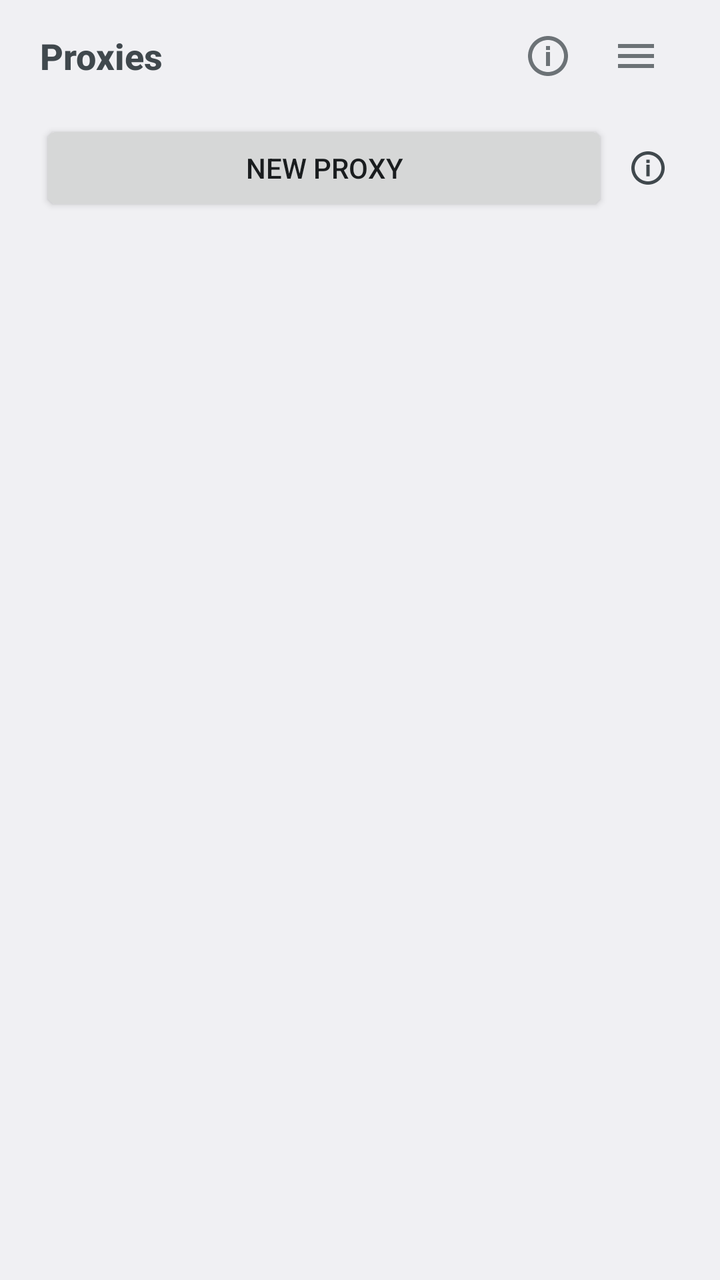
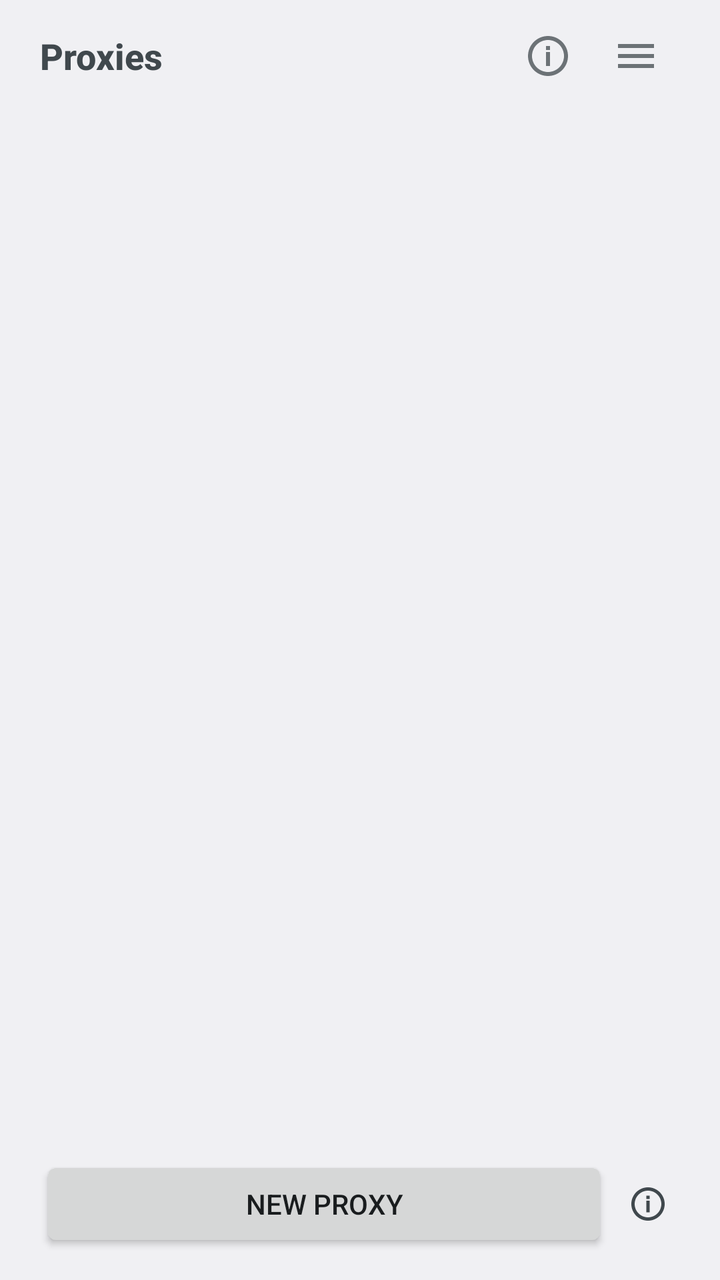

The first picture is an Android layout as it rendered before a commit; the second is the same layout after the commit. The layout source and the unified diff follow.
<!-- AndroidManifest.xml: activity theme AppTheme -->
<!-- res/layout/activity_main.xml -->
<?xml version="1.0" encoding="utf-8"?>
<LinearLayout xmlns:android="http://schemas.android.com/apk/res/android"
    android:layout_width="match_parent"
    android:layout_height="match_parent"
    android:orientation="vertical"
    android:paddingStart="20dp"
    android:paddingTop="6dp"
    android:paddingEnd="20dp"
    android:paddingBottom="10dp">

    <LinearLayout
        android:layout_width="match_parent"
        android:layout_height="wrap_content"
        android:gravity="center_vertical"
        android:orientation="horizontal">

        <ImageButton
            android:id="@+id/back"
            style="@style/HeaderMark"
            android:layout_marginEnd="4dp"
            android:contentDescription="@string/action_back"
            android:src="@drawable/ic_back"
            android:visibility="gone" />

        <TextView
            android:id="@+id/header_title"
            android:layout_width="0dp"
            android:layout_height="wrap_content"
            android:layout_weight="1"
            android:ellipsize="end"
            android:maxLines="1"
            android:text="@string/home_title"
            android:textAppearance="?android:attr/textAppearanceMedium"
            android:textStyle="bold" />

        <ImageButton
            android:id="@+id/warning"
            style="@style/HeaderMark"
            android:contentDescription="@string/warning_description"
            android:src="@drawable/ic_warning"
            android:tint="@color/warning"
            android:visibility="gone" />

        <ImageButton
            android:id="@+id/info"
            style="@style/HeaderMark"
            android:src="@drawable/ic_info" />

        <ImageButton
            android:id="@+id/menu"
            style="@style/HeaderMark"
            android:contentDescription="@string/action_menu"
            android:src="@drawable/ic_menu" />
    </LinearLayout>

    <FrameLayout
        android:layout_width="match_parent"
        android:layout_height="0dp"
        android:layout_weight="1">

        
        <ScrollView
            android:id="@+id/screen_home"
            android:layout_width="match_parent"
            android:layout_height="match_parent"
            android:fillViewport="true">

            <LinearLayout
                android:layout_width="match_parent"
                android:layout_height="wrap_content"
                android:orientation="vertical"
                android:paddingTop="6dp">

                <TextView
                    android:id="@+id/home_empty"
                    android:layout_width="match_parent"
                    android:layout_height="wrap_content"
                    android:paddingBottom="12dp"
                    android:alpha="0.75"
                    android:text="@string/home_empty"
                    android:textAppearance="?android:attr/textAppearanceSmall"
                    android:visibility="gone" />

                <LinearLayout
                    android:id="@+id/profile_list"
                    android:layout_width="match_parent"
                    android:layout_height="wrap_content"
                    android:orientation="vertical" />

                <LinearLayout
                    style="@style/FieldLabelRow"
                    android:layout_height="wrap_content"
                    android:paddingTop="4dp">

                    <Button
                        android:id="@+id/new_profile"
                        style="?android:attr/buttonStyleSmall"
                        android:layout_width="0dp"
                        android:layout_height="wrap_content"
                        android:layout_weight="1"
                        android:text="@string/action_new" />

                    <ImageButton
                        android:id="@+id/info_new"
                        style="@style/InfoMark" />
                </LinearLayout>
            </LinearLayout>
        </ScrollView>

        
        <LinearLayout
            android:id="@+id/screen_profile"
            android:layout_width="match_parent"
            android:layout_height="match_parent"
            android:orientation="vertical"
            android:visibility="gone">

            <RadioGroup
                android:id="@+id/tabs"
                android:layout_width="match_parent"
                android:layout_height="wrap_content"
                android:orientation="horizontal"
                android:paddingTop="4dp"
                android:paddingBottom="6dp">

                <RadioButton
                    android:id="@+id/tab_listener"
                    style="@style/Segment"
                    android:text="@string/tab_listener" />

                <RadioButton
                    android:id="@+id/tab_service"
                    style="@style/Segment"
                    android:text="@string/tab_service" />

                <RadioButton
                    android:id="@+id/tab_log"
                    style="@style/Segment"
                    android:text="@string/tab_log" />
            </RadioGroup>

            <FrameLayout
                android:layout_width="match_parent"
                android:layout_height="0dp"
                android:layout_weight="1">

                
                <ScrollView
                    android:id="@+id/page_listener"
                    android:layout_width="match_parent"
                    android:layout_height="match_parent"
                    android:fillViewport="true">

                    <LinearLayout
                        android:layout_width="match_parent"
                        android:layout_height="wrap_content"
                        android:orientation="vertical">

                        <LinearLayout style="@style/FieldLabelRow">
                            <TextView
                                style="@style/FieldLabel"
                                android:labelFor="@+id/port"
                                android:text="@string/label_port" />
                            <ImageButton
                                android:id="@+id/info_port"
                                style="@style/InfoMark" />
                        </LinearLayout>

                        <EditText
                            android:id="@+id/port"
                            android:layout_width="match_parent"
                            android:layout_height="wrap_content"
                            android:autofillHints=""
                            android:inputType="number" />

                        <LinearLayout style="@style/FieldLabelRow">
                            <TextView
                                style="@style/FieldLabel"
                                android:labelFor="@+id/user"
                                android:text="@string/label_user" />
                            <ImageButton
                                android:id="@+id/info_user"
                                style="@style/InfoMark" />
                        </LinearLayout>

                        <EditText
                            android:id="@+id/user"
                            android:layout_width="match_parent"
                            android:layout_height="wrap_content"
                            android:autofillHints="username"
                            android:inputType="text" />

                        <LinearLayout style="@style/FieldLabelRow">
                            <TextView
                                style="@style/FieldLabel"
                                android:labelFor="@+id/password"
                                android:text="@string/label_password" />
                            <ImageButton
                                android:id="@+id/info_password"
                                style="@style/InfoMark" />
                        </LinearLayout>

                        <EditText
                            android:id="@+id/password"
                            android:layout_width="match_parent"
                            android:layout_height="wrap_content"
                            android:autofillHints="password"
                            android:inputType="textPassword" />

                        <LinearLayout style="@style/FieldLabelRow">
                            <TextView
                                style="@style/FieldLabel"
                                android:labelFor="@+id/ssid"
                                android:text="@string/label_ssid" />
                            <ImageButton
                                android:id="@+id/info_ssid"
                                style="@style/InfoMark" />
                        </LinearLayout>

                        <EditText
                            android:id="@+id/ssid"
                            android:layout_width="match_parent"
                            android:layout_height="wrap_content"
                            android:autofillHints=""
                            android:inputType="text" />

                        <LinearLayout style="@style/FieldLabelRow">
                            <CheckBox
                                android:id="@+id/anonymous"
                                android:layout_width="0dp"
                                android:layout_height="wrap_content"
                                android:layout_weight="1"
                                android:paddingTop="8dp"
                                android:text="@string/label_anonymous" />
                            <ImageButton
                                android:id="@+id/info_anonymous"
                                style="@style/InfoMark" />
                        </LinearLayout>

                        <LinearLayout style="@style/FieldLabelRow">
                            <CheckBox
                                android:id="@+id/any_network"
                                android:layout_width="0dp"
                                android:layout_height="wrap_content"
                                android:layout_weight="1"
                                android:paddingTop="8dp"
                                android:text="@string/label_any_network" />
                            <ImageButton
                                android:id="@+id/info_any_network"
                                style="@style/InfoMark" />
                        </LinearLayout>

                        <TextView
                            android:id="@+id/pending"
                            android:layout_width="match_parent"
                            android:layout_height="wrap_content"
                            android:paddingTop="8dp"
                            android:text="@string/pending_changes"
                            android:textAppearance="?android:attr/textAppearanceSmall"
                            android:visibility="gone" />

                        <LinearLayout
                            android:layout_width="match_parent"
                            android:layout_height="wrap_content"
                            android:gravity="center_vertical"
                            android:orientation="horizontal"
                            android:paddingTop="10dp">

                            <Button
                                android:id="@+id/save"
                                style="?android:attr/buttonStyleSmall"
                                android:layout_width="0dp"
                                android:layout_height="wrap_content"
                                android:layout_weight="1"
                                android:text="@string/action_save" />

                            <ImageButton
                                android:id="@+id/info_save"
                                style="@style/InfoMark" />

                            <Button
                                android:id="@+id/revert"
                                style="?android:attr/buttonStyleSmall"
                                android:layout_width="0dp"
                                android:layout_height="wrap_content"
                                android:layout_weight="1"
                                android:text="@string/action_revert" />

                            <ImageButton
                                android:id="@+id/info_revert"
                                style="@style/InfoMark" />
                        </LinearLayout>
                    </LinearLayout>
                </ScrollView>

                
                <ScrollView
                    android:id="@+id/page_service"
                    android:layout_width="match_parent"
                    android:layout_height="match_parent"
                    android:fillViewport="true"
                    android:visibility="gone">

                    <LinearLayout
                        android:layout_width="match_parent"
                        android:layout_height="wrap_content"
                        android:orientation="vertical">

                        <LinearLayout style="@style/FieldLabelRow">
                            <CheckBox
                                android:id="@+id/auto_start"
                                android:layout_width="0dp"
                                android:layout_height="wrap_content"
                                android:layout_weight="1"
                                android:text="@string/label_auto_start" />
                            <ImageButton
                                android:id="@+id/info_auto_start"
                                style="@style/InfoMark" />
                        </LinearLayout>

                        <TextView
                            android:id="@+id/battery"
                            android:layout_width="match_parent"
                            android:layout_height="wrap_content"
                            android:paddingBottom="8dp"
                            android:text="@string/battery_optimized"
                            android:textAppearance="?android:attr/textAppearanceSmall" />

                        <LinearLayout style="@style/FieldLabelRow">
                            <CheckBox
                                android:id="@+id/adb_wifi"
                                android:layout_width="0dp"
                                android:layout_height="wrap_content"
                                android:layout_weight="1"
                                android:paddingTop="8dp"
                                android:text="@string/label_adb_wifi" />
                            <ImageButton
                                android:id="@+id/info_adb_wifi"
                                style="@style/InfoMark" />
                        </LinearLayout>

                        <TextView
                            android:id="@+id/adb_state"
                            android:layout_width="match_parent"
                            android:layout_height="wrap_content"
                            android:paddingTop="2dp"
                            android:text="@string/adb_wifi_state_off"
                            android:textAppearance="?android:attr/textAppearanceSmall" />

                        <TextView
                            android:id="@+id/pending_service"
                            android:layout_width="match_parent"
                            android:layout_height="wrap_content"
                            android:paddingTop="8dp"
                            android:text="@string/pending_changes"
                            android:textAppearance="?android:attr/textAppearanceSmall"
                            android:visibility="gone" />

                        <LinearLayout
                            android:layout_width="match_parent"
                            android:layout_height="wrap_content"
                            android:gravity="center_vertical"
                            android:orientation="horizontal"
                            android:paddingTop="10dp">

                            <Button
                                android:id="@+id/save_service"
                                style="?android:attr/buttonStyleSmall"
                                android:layout_width="0dp"
                                android:layout_height="wrap_content"
                                android:layout_weight="1"
                                android:text="@string/action_save" />

                            <ImageButton
                                android:id="@+id/info_save_service"
                                style="@style/InfoMark" />

                            <Button
                                android:id="@+id/revert_service"
                                style="?android:attr/buttonStyleSmall"
                                android:layout_width="0dp"
                                android:layout_height="wrap_content"
                                android:layout_weight="1"
                                android:text="@string/action_revert" />

                            <ImageButton
                                android:id="@+id/info_revert_service"
                                style="@style/InfoMark" />
                        </LinearLayout>
                    </LinearLayout>
                </ScrollView>

                
                <ScrollView
                    android:id="@+id/page_log"
                    android:layout_width="match_parent"
                    android:layout_height="match_parent"
                    android:fillViewport="true"
                    android:visibility="gone">

                    <LinearLayout
                        android:layout_width="match_parent"
                        android:layout_height="wrap_content"
                        android:orientation="vertical">

                        <LinearLayout style="@style/FieldLabelRow">
                            <TextView
                                style="@style/SectionHeader"
                                android:layout_weight="1"
                                android:text="@string/tab_log" />
                            <ImageButton
                                android:id="@+id/info_log"
                                style="@style/InfoMark" />
                        </LinearLayout>

                        <TextView
                            android:id="@+id/traffic"
                            android:layout_width="match_parent"
                            android:layout_height="wrap_content"
                            android:text="@string/traffic_none"
                            android:textAppearance="?android:attr/textAppearanceSmall" />

                        <org.phonelink.proxy.TrafficView
                            android:id="@+id/traffic_graph"
                            android:layout_width="match_parent"
                            android:layout_height="88dp"
                            android:layout_marginTop="4dp"
                            android:layout_marginBottom="8dp" />

                        <TextView
                            android:id="@+id/log_text"
                            android:layout_width="match_parent"
                            android:layout_height="wrap_content"
                            android:fontFamily="monospace"
                            android:text="@string/log_empty"
                            android:textAppearance="?android:attr/textAppearanceSmall" />

                        <Button
                            android:id="@+id/log_clear"
                            style="?android:attr/buttonStyleSmall"
                            android:layout_width="wrap_content"
                            android:layout_height="wrap_content"
                            android:layout_marginTop="8dp"
                            android:text="@string/action_clear_log" />
                    </LinearLayout>
                </ScrollView>
            </FrameLayout>

            
            <LinearLayout
                android:layout_width="match_parent"
                android:layout_height="wrap_content"
                android:gravity="center_vertical"
                android:orientation="horizontal"
                android:paddingTop="6dp">

                <TextView
                    android:id="@+id/footer_state"
                    android:layout_width="0dp"
                    android:layout_height="wrap_content"
                    android:layout_weight="1"
                    android:alpha="0.8"
                    android:ellipsize="end"
                    android:maxLines="2"
                    android:text="@string/footer_stopped"
                    android:textAppearance="?android:attr/textAppearanceSmall" />

                <ImageButton
                    android:id="@+id/info_toggle"
                    style="@style/InfoMark" />
            </LinearLayout>

            <Button
                android:id="@+id/toggle"
                android:layout_width="match_parent"
                android:layout_height="wrap_content"
                android:layout_marginTop="2dp"
                android:text="@string/action_start" />
        </LinearLayout>
    </FrameLayout>
</LinearLayout>
<!-- resources referenced by this layout -->
<resources>
  <color name="warning">#ffb3261e</color>
  <string name="action_back">Back to the list</string>
  <string name="action_clear_log">Clear</string>
  <string name="action_menu">Menu</string>
  <string name="action_new">New proxy</string>
  <string name="action_revert">Revert</string>
  <string name="action_save">Save</string>
  <string name="action_start">Start</string>
  <string name="adb_wifi_state_off">Wireless debugging: off — the app turns it on when the phone joins the SSID</string>
  <string name="battery_optimized">Battery: optimized — Android will not restart the proxy after a reboot (tap to change)</string>
  <string name="footer_stopped">Stopped — nothing is listening for this proxy</string>
  <string name="home_empty">No proxy yet. A saved proxy keeps its own port, network and switch settings — create one, set it up, and it shows up here with its state.</string>
  <string name="home_title">Proxies</string>
  <string name="label_adb_wifi">Turn wireless debugging back on when the phone joins the SSID</string>
  <string name="label_anonymous">Listen without authentication</string>
  <string name="label_any_network">Ignore the SSID and always listen</string>
  <string name="label_auto_start">Start automatically and keep running (also after a reboot)</string>
  <string name="label_password">Password</string>
  <string name="label_port">Port</string>
  <string name="label_ssid">SSID the listener may run on</string>
  <string name="label_user">User</string>
  <string name="log_empty">Nothing has happened to this proxy yet in this session.</string>
  <string name="pending_changes">Not saved yet — Save writes this to the configuration</string>
  <string name="tab_listener">Listener</string>
  <string name="tab_log">Log</string>
  <string name="tab_service">Service</string>
  <string name="traffic_none">No traffic in this run yet — the graph draws once a client moves bytes.</string>
  <string name="warning_description">The proxy will not restart after a reboot: tap to change that</string>
  <style name="FieldLabelRow">
          <item name="android:layout_width">match_parent</item>
          <item name="android:layout_height">wrap_content</item>
          <item name="android:orientation">horizontal</item>
          <item name="android:gravity">center_vertical</item>
          <item name="android:paddingTop">6dp</item>
      </style>
  <style name="HeaderMark" parent="InfoMark">
          <item name="android:layout_width">44dp</item>
          <item name="android:layout_height">44dp</item>
          <item name="android:padding">10dp</item>
          <item name="android:layout_marginStart">0dp</item>
          <item name="android:alpha">0.75</item>
      </style>
  <style name="AppTheme" parent="@android:style/Theme.DeviceDefault.DayNight">
          <item name="android:windowOptOutEdgeToEdgeEnforcement">true</item>
          
          <item name="android:windowNoTitle">true</item>
      </style>
  <string name="action_info_control">What is this?</string>
  <!-- drawable segment (drawable) -->
  <?xml version="1.0" encoding="utf-8"?>
  <selector xmlns:android="http://schemas.android.com/apk/res/android">
      <item android:state_checked="true" android:drawable="@drawable/segment_on" />
      <item android:drawable="@drawable/segment_off" />
  </selector>
  <!-- drawable segment_on (drawable) -->
  <?xml version="1.0" encoding="utf-8"?>
  <shape xmlns:android="http://schemas.android.com/apk/res/android"
      android:shape="rectangle">
      <solid android:color="#26808080" />
      <corners android:radius="10dp" />
  </shape>
  <!-- drawable segment_off (drawable) -->
  <?xml version="1.0" encoding="utf-8"?>
  <shape xmlns:android="http://schemas.android.com/apk/res/android"
      android:shape="rectangle">
      <solid android:color="#00000000" />
      <corners android:radius="10dp" />
  </shape>
  <!-- unchanged entries left out for length: 8 -->
</resources>

<!-- the commit's change to res/layout/activity_main.xml (unified diff, before → after) -->
@@ -59,53 +59,65 @@
         android:layout_weight="1">
 
         
-        <ScrollView
+        <LinearLayout
             android:id="@+id/screen_home"
             android:layout_width="match_parent"
             android:layout_height="match_parent"
-            android:fillViewport="true">
-
-            <LinearLayout
+            android:orientation="vertical">
+
+            
+            <ScrollView
+                android:id="@+id/home_scroll"
                 android:layout_width="match_parent"
-                android:layout_height="wrap_content"
-                android:orientation="vertical"
-                android:paddingTop="6dp">
-
-                <TextView
-                    android:id="@+id/home_empty"
+                android:layout_height="0dp"
+                android:layout_weight="1"
+                android:fillViewport="true">
+
+                <LinearLayout
                     android:layout_width="match_parent"
                     android:layout_height="wrap_content"
-                    android:paddingBottom="12dp"
-                    android:alpha="0.75"
-                    android:text="@string/home_empty"
-                    android:textAppearance="?android:attr/textAppearanceSmall"
-                    android:visibility="gone" />
-
-                <LinearLayout
-                    android:id="@+id/profile_list"
-                    android:layout_width="match_parent"
+                    android:orientation="vertical"
+                    android:paddingTop="6dp">
+
+                    <TextView
+                        android:id="@+id/home_empty"
+                        android:layout_width="match_parent"
+                        android:layout_height="wrap_content"
+                        android:paddingBottom="12dp"
+                        android:alpha="0.75"
+                        android:text="@string/home_empty"
+                        android:textAppearance="?android:attr/textAppearanceSmall"
+                        android:visibility="gone" />
+
+                    <LinearLayout
+                        android:id="@+id/profile_list"
+                        android:layout_width="match_parent"
+                        android:layout_height="wrap_content"
+                        android:orientation="vertical" />
+                </LinearLayout>
+            </ScrollView>
+
+            
+            <LinearLayout
+                style="@style/FieldLabelRow"
+                android:layout_height="wrap_content"
+                android:background="?android:attr/windowBackground"
+                android:paddingTop="6dp"
+                android:paddingBottom="4dp">
+
+                <Button
+                    android:id="@+id/new_profile"
+                    style="?android:attr/buttonStyleSmall"
+                    android:layout_width="0dp"
                     android:layout_height="wrap_content"
-                    android:orientation="vertical" />
-
-                <LinearLayout
-                    style="@style/FieldLabelRow"
-                    android:layout_height="wrap_content"
-                    android:paddingTop="4dp">
-
-                    <Button
-                        android:id="@+id/new_profile"
-                        style="?android:attr/buttonStyleSmall"
-                        android:layout_width="0dp"
-                        android:layout_height="wrap_content"
-                        android:layout_weight="1"
-                        android:text="@string/action_new" />
-
-                    <ImageButton
-                        android:id="@+id/info_new"
-                        style="@style/InfoMark" />
-                </LinearLayout>
+                    android:layout_weight="1"
+                    android:text="@string/action_new" />
+
+                <ImageButton
+                    android:id="@+id/info_new"
+                    style="@style/InfoMark" />
             </LinearLayout>
-        </ScrollView>
+        </LinearLayout>
 
         
         <LinearLayout
